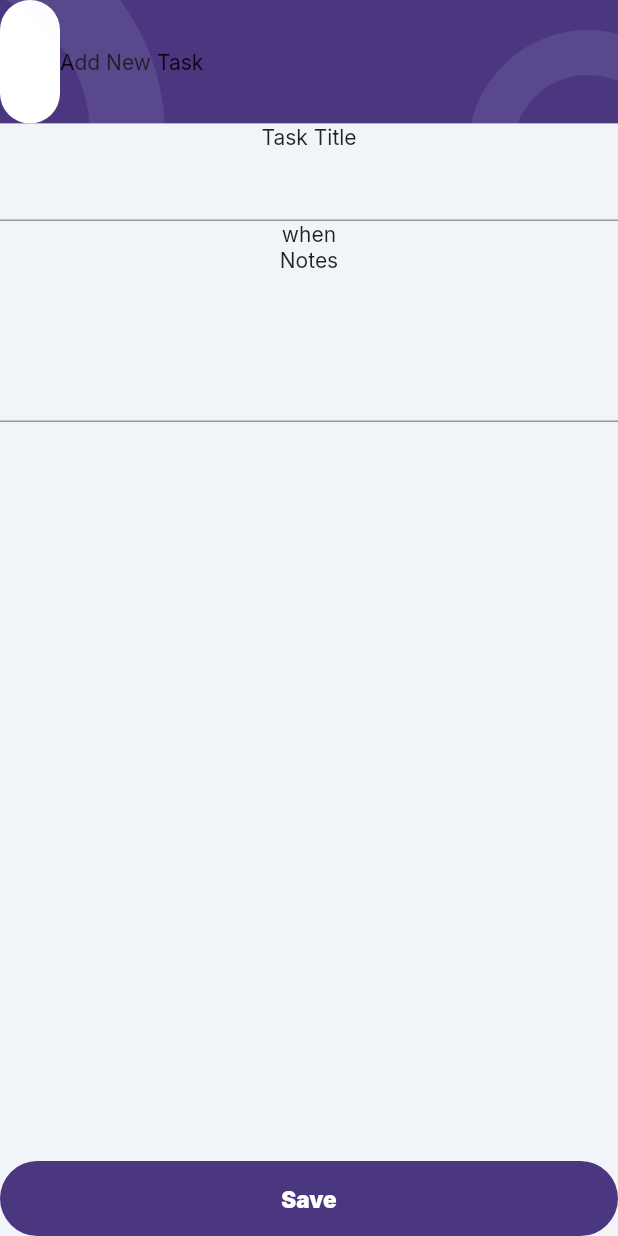
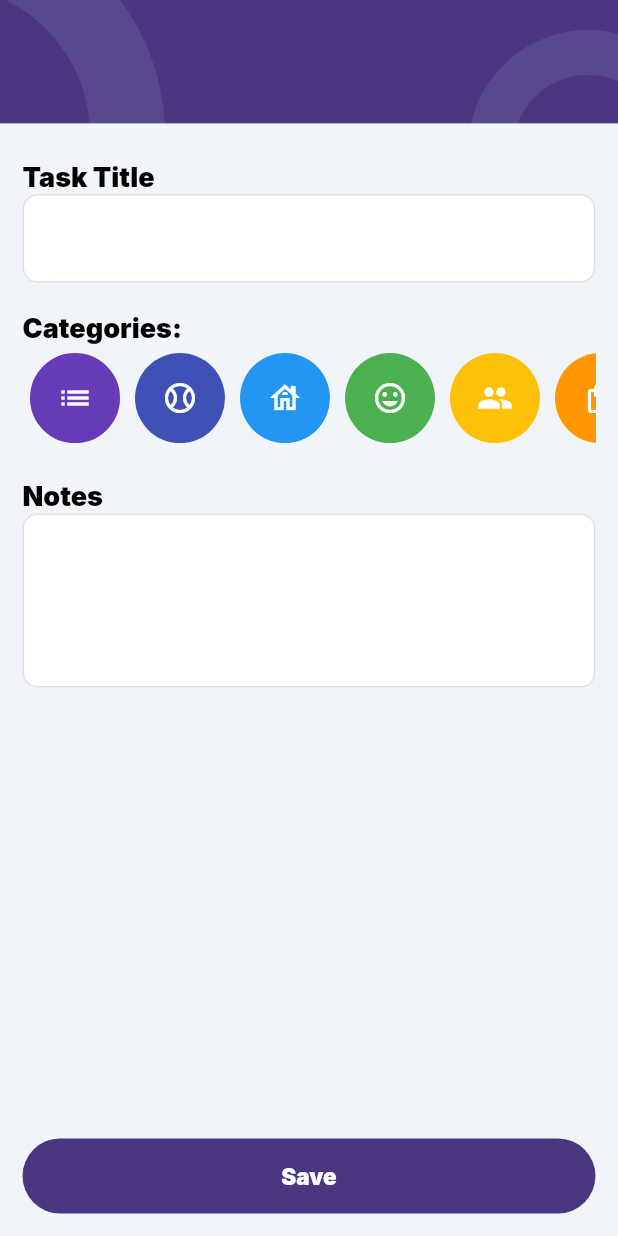
Before and after one commit to OussamaDarrazi/TodoListApp, a Flutter app: the AddTaskPage screen opened by its route, on a phone screen of 412 x 824 dp. Run offline on Flutter 3.47's test engine with Material 2 defaults, Android fonts, the phone set to English and light mode, and no system bars; our stand-ins replace google_fonts.

Commit message:
add task page

```diff
--- /dev/null
+++ b/lib/misc widgets/category_icons.dart
@@ -0,0 +1,12 @@
+import 'package:flutter/material.dart';
+
+Map<String, List<dynamic>> categoryIcons = const {
+    "studies": [Icon(Icons.list, color: Colors.white,), Colors.deepPurple],
+    "sports": [Icon(Icons.sports_baseball_outlined, color: Colors.white,), Colors.indigo],
+    "chores": [Icon(Icons.house_outlined, color: Colors.white,), Colors.blue],
+    "pleasure": [Icon(Icons.tag_faces_sharp, color: Colors.white,), Colors.green],
+    "friends/family": [Icon(Icons.people, color: Colors.white,), Colors.amber],
+    "shopping": [Icon(Icons.shopping_bag_outlined, color: Colors.white,), Colors.orange],
+    "other": [Icon(Icons.auto_awesome, color: Colors.white,), Colors.red]
+
+};
--- /dev/null
+++ b/lib/misc widgets/category_picker.dart
@@ -0,0 +1,32 @@
+import 'package:flutter/material.dart';
+
+class CategoryPicker extends StatelessWidget {
+  final Function()? onTap;
+  final Map<String, List<dynamic>> categories;
+  const CategoryPicker({super.key, required this.categories, this.onTap});
+
+  @override
+  Widget build(BuildContext context) {
+    return Container(
+      height: 70,
+      child: ListView.builder(
+          scrollDirection: Axis.horizontal,
+          itemCount: categories.length,
+          itemBuilder: (context, index) {
+            return GestureDetector(
+              onTap: onTap,
+              child: Container(
+                margin: const EdgeInsets.all(5),
+                height: 60,
+                width: 60,
+                decoration: BoxDecoration(
+                  borderRadius: BorderRadius.circular(30),
+                  color: categories[categories.keys.elementAt(index)]![1],
+                ),
+                child: categories[categories.keys.elementAt(index)]![0],
+              ),
+            );
+          }),
+    );
+  }
+}
--- /dev/null
+++ b/lib/misc widgets/my_main_button.dart
@@ -0,0 +1,29 @@
+import 'package:flutter/material.dart';
+
+class MyMainButton extends StatelessWidget {
+  final String text;
+  final Function()? onPressed;
+  const MyMainButton({
+    super.key,  this.text = "", this.onPressed,
+  });
+
+  @override
+  Widget build(BuildContext context) {
+    return FilledButton.tonal(
+      style: ButtonStyle(
+        backgroundColor: MaterialStateProperty.all<Color>(
+            const Color(0xFF4A3780)),
+        minimumSize: MaterialStateProperty.all<Size>(
+            Size(MediaQuery.of(context).size.width, 50)),
+      ),
+      onPressed: onPressed,
+      child: Text(
+        text,
+        style: const TextStyle(
+            color: Colors.white,
+            fontSize: 15,
+            fontWeight: FontWeight.w900),
+      ),
+    );
+  }
+}
--- a/lib/misc widgets/task_checkbox_tile.dart
+++ b/lib/misc widgets/task_checkbox_tile.dart
@@ -3,16 +3,8 @@ import 'package:provider/provider.dart';
 import 'package:todo_app/models/todo_item_model.dart';
 import 'package:todo_app/models/todo_list_model.dart';
 
-const Map<String, Icon> categoryIcons = {
-  "studies": Icon(Icons.list),
-  "sports": Icon(Icons.sports_baseball_outlined),
-  "chores": Icon(
-    Icons.house_outlined,
-  ),
-  "pleasure": Icon(Icons.tag_faces_sharp),
-  "friends/family": Icon(Icons.people),
-  "shopping": Icon(Icons.shopping_bag_outlined)
-};
+import 'category_icons.dart';
+
 
 class TaskCheckBoxTile extends StatelessWidget {
   final TodoItemModel todoItem;
@@ -42,8 +34,8 @@ class TaskCheckBoxTile extends StatelessWidget {
                   width: 60,
                   decoration: BoxDecoration(
                       borderRadius: BorderRadius.circular(30),
-                      color: todoItem.isCompleted? Colors.cyan.withOpacity(.1): Colors.cyan.withOpacity(.3)),
-                  child: categoryIcons[todoItem.category],
+                      color: todoItem.isCompleted? categoryIcons[todoItem.category]![1].withOpacity(.5): categoryIcons[todoItem.category]![1]),
+                  child: categoryIcons[todoItem.category]![0],
                 ),
                 Expanded(
                     child: Padding(
--- a/lib/models/todo_item_model.dart
+++ b/lib/models/todo_item_model.dart
@@ -1,11 +1,11 @@
 class TodoItemModel{
 
   final int id;
-  final String? category;
+  final String category;
   final String title;
   final String? notes;
   final DateTime? dateTime;
   bool isCompleted;
 
-  TodoItemModel({required this.title, this.category, this.notes, this.dateTime, required this.isCompleted, required this.id,} );
+  TodoItemModel({required this.title, required this.category, this.notes, this.dateTime, required this.isCompleted, required this.id,} );
 }
--- a/lib/pages/add_task_page.dart
+++ b/lib/pages/add_task_page.dart
@@ -1,13 +1,24 @@
 import 'package:flutter/material.dart';
+import 'package:provider/provider.dart';
+import 'package:todo_app/misc%20widgets/category_icons.dart';
+import 'package:todo_app/models/todo_item_model.dart';
+import 'package:todo_app/models/todo_list_model.dart';
+import '../misc widgets/category_picker.dart';
 import '../misc widgets/circle_design.dart';
+import '../misc widgets/my_main_button.dart';
+
+final titleController = TextEditingController();
+final notesController = TextEditingController();
+String category = categoryIcons.keys.toList()[0];
 
 class AddTaskPage extends StatelessWidget {
   const AddTaskPage({super.key});
-
   @override
   Widget build(BuildContext context) {
     return SafeArea(
-      child: Scaffold(
+      child: Consumer<TodoListModel>(
+        builder: (context, todoListModel, child) =>  Scaffold(
+          resizeToAvoidBottomInset: false,
           body: Stack(
             children: [
               //background
@@ -18,21 +29,6 @@ class AddTaskPage extends StatelessWidget {
                     child: Stack(children: [
                       Container(
                         color: const Color(0xFF4A3780),
-                    child: Row(
-                      children: [
-                        Container(
-                          width: 40,
-                          height: 90,
-                          decoration: BoxDecoration(
-                              color: Colors.white,
-                              borderRadius: BorderRadius.circular(50)),
-                        ),
-                        Text(
-                          "Add New Task",
-                          style: Theme.of(context).textTheme.bodyMedium,
-                        ),
-                      ],
-                    ),
                       ),
                       const Positioned(
                         left: -190,
@@ -55,38 +51,56 @@ class AddTaskPage extends StatelessWidget {
                   Expanded(
                     flex: 9,
                     child: Container(
+                      padding: const EdgeInsets.all(15),
                       color: const Color(0xFFF1F5F9),
                       child: Column(
+                        crossAxisAlignment: CrossAxisAlignment.start,
                         children: [
-                      Text("Task Title"),
-                      TextField(),
-                      Row(),
-                      Text("when"),
-                      Row(
+                          const SizedBox(height: 10),
+                          Text("Task Title",
+                              style: Theme.of(context)
+                                  .textTheme
+                                  .displayMedium!
+                                  .copyWith(
+                                    color: Colors.black,
+                                  )),
+                          MyTextField(controller: titleController,),
+                          const SizedBox(height: 20),
+                          Container(
+                            alignment: Alignment.centerLeft,
+                            child: Column(
+                              crossAxisAlignment: CrossAxisAlignment.start,
                               children: [
-
+                                Text(
+                                  "Categories: ",
+                                  style: Theme.of(context)
+                                      .textTheme
+                                      .displayMedium!
+                                      .copyWith(color: Colors.black),
+                                ),
+                                const CategoryPicker(),
                               ],
                             ),
-                      Text("Notes"),
-                      TextField(
+                          ),
+                          const SizedBox(height: 20),
+                          Text("Notes",
+                              style: Theme.of(context)
+                                  .textTheme
+                                  .displayMedium!
+                                  .copyWith(
+                                    color: Colors.black,
+                                  )),
+                          MyTextField(
+                            controller: notesController,
                             maxLines: 4,
                           ),
                           const Spacer(),
-                     FilledButton.tonal(
-                    style: ButtonStyle(
-                      backgroundColor: MaterialStateProperty.all<Color>(
-                          const Color(0xFF4A3780)),
-                      minimumSize: MaterialStateProperty.all<Size>(
-                          Size(MediaQuery.of(context).size.width, 50)),
-                    ),
-                    onPressed: () {},
-                    child: const Text(
-                      "Save",
-                      style: TextStyle(
-                          color: Colors.white,
-                          fontSize: 15,
-                          fontWeight: FontWeight.w900),
-                    ),
+                          MyMainButton(
+                            text: "Save",
+                            onPressed: () {
+                              todoListModel.addTodo(TodoItemModel(title: titleController.text, notes: notesController.text,category: category, isCompleted: false, id: todoListModel.todos.length));
+                              Navigator.pop(context);
+                            },
                           )
                         ],
                       ),
@@ -95,7 +109,84 @@ class AddTaskPage extends StatelessWidget {
                 ],
               ),
             ],
-      )),
+          ),
+        ),
+      ),
     );
   }
 }
+
+class CategoryPicker extends StatefulWidget {
+  const CategoryPicker({
+    super.key,
+  });
+
+  @override
+  State<CategoryPicker> createState() => _CategoryPickerState();
+}
+
+class _CategoryPickerState extends State<CategoryPicker> {
+  int _selectedIndex = 0;
+  @override
+  Widget build(BuildContext context) {
+    return SizedBox(
+      height: 70,
+      child: ListView.builder(
+          scrollDirection: Axis.horizontal,
+          itemCount: categoryIcons.length,
+          itemBuilder: (context, index) {
+            return GestureDetector(
+              onTap: () {
+                setState(() {
+                  _selectedIndex = index;
+                  category = categoryIcons.keys.toList()[index];
+                });
+              },
+              child: Container(
+                margin: const EdgeInsets.all(5),
+                height: 60,
+                width: 60,
+                decoration: BoxDecoration(
+                  border: _selectedIndex == index
+                      ? Border.all(color: Colors.deepPurple, width: 3)
+                      : const Border(),
+                  borderRadius: BorderRadius.circular(30),
+                  color: categoryIcons[categoryIcons.keys.elementAt(index)]![1],
+                ),
+                child: categoryIcons[categoryIcons.keys.elementAt(index)]![0],
+              ),
+            );
+          }),
+    );
+  }
+}
+
+class MyTextField extends StatelessWidget {
+
+  final TextEditingController controller;
+  final String? hintText;
+  final int maxLines;
+  const MyTextField({
+    super.key,
+    this.hintText,
+    this.maxLines = 1, required this.controller,
+  });
+
+  @override
+  Widget build(BuildContext context) {
+    return TextField(
+      controller: controller,
+      maxLines: maxLines,
+      decoration: InputDecoration(
+          hintText: hintText,
+          enabledBorder: OutlineInputBorder(
+              borderRadius: BorderRadius.circular(10),
+              borderSide: const BorderSide(
+                color: Color(0xFFE0E0E0),
+              )),
+          border: OutlineInputBorder(borderRadius: BorderRadius.circular(10)),
+          fillColor: Colors.white,
+          filled: true),
+    );
+  }
+}
--- a/lib/pages/main_page.dart
+++ b/lib/pages/main_page.dart
@@ -2,6 +2,7 @@ import 'package:flutter/material.dart';
 import 'package:provider/provider.dart';
 
 import '../misc widgets/background_layout.dart';
+import '../misc widgets/my_main_button.dart';
 import '../misc widgets/task_list_container.dart';
 import '../models/todo_list_model.dart';
 
@@ -12,6 +13,7 @@ class MainPage extends StatelessWidget {
     final todolistmodel = Provider.of<TodoListModel>(context);
     return SafeArea(
       child: Scaffold(
+        resizeToAvoidBottomInset: false,
         body: Stack(
           children: [
             const BackgroundLayout(),
@@ -65,22 +67,9 @@ class MainPage extends StatelessWidget {
                         .toList(),
                   ),
                   const Spacer(),
-                  FilledButton.tonal(
-                    style: ButtonStyle(
-                      backgroundColor: MaterialStateProperty.all<Color>(
-                          const Color(0xFF4A3780)),
-                      minimumSize: MaterialStateProperty.all<Size>(
-                          Size(MediaQuery.of(context).size.width, 50)),
-                    ),
-                    onPressed: () {},
-                    child: const Text(
-                      "Add New Task",
-                      style: TextStyle(
-                          color: Colors.white,
-                          fontSize: 15,
-                          fontWeight: FontWeight.w900),
-                    ),
-                  )
+                  MyMainButton(text: "Add Task", onPressed: () {
+                    Navigator.pushNamed(context, "addtask");
+                  },),
                 ],
               ),
             )
--- a/pubspec.yaml
+++ b/pubspec.yaml
@@ -33,6 +33,7 @@ dependencies:
     sdk: flutter
   google_fonts: ^4.0.3
   provider: ^6.0.5
+  shared_preferences: ^2.0.20
 
 dev_dependencies:
   flutter_lints: ^2.0.0
```
Also changed, not shown: lib/models/todo_list_model.dart (+10 -5 lines), pubspec.lock, 1 other file. Lines whose indentation alone changed are shown as unchanged.
